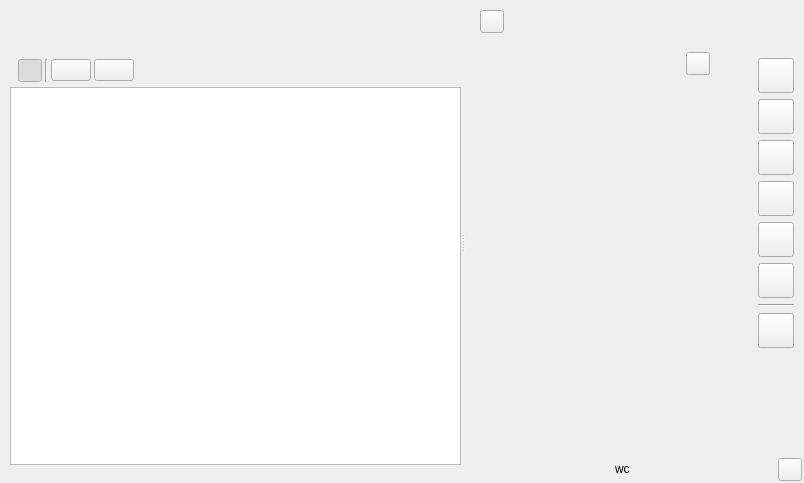
First picture: the form in ui/manuscript_view.ui, repository plotlyst/plotlyst-app, before the edit.
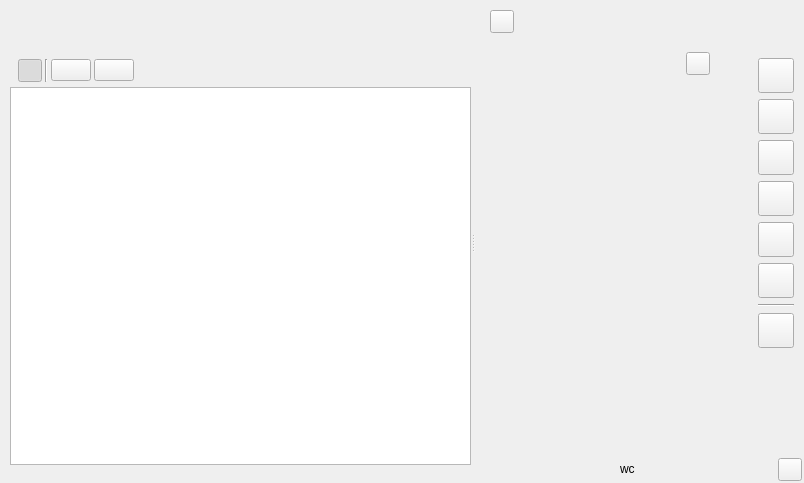
Second picture: the form after the edit. The open tabs and pages were chosen to show the change. Custom widgets are drawn as their Qt base class.

```diff
--- a/ui/manuscript_view.ui
+++ b/ui/manuscript_view.ui
@@ -364,7 +364,7 @@
                  <rect>
                   <x>0</x>
                   <y>0</y>
-                  <width>211</width>
+                  <width>221</width>
                   <height>394</height>
                  </rect>
                 </property>
@@ -404,7 +404,7 @@
                </property>
                <property name="maximumSize">
                 <size>
-                 <width>210</width>
+                 <width>200</width>
                  <height>16777215</height>
                 </size>
                </property>
@@ -425,7 +425,7 @@
                  <number>0</number>
                 </property>
                 <property name="leftMargin">
-                 <number>10</number>
+                 <number>0</number>
                 </property>
                 <property name="topMargin">
                  <number>4</number>
```
Left out of the diff: 25 changed lines with no effect on the pictures.
